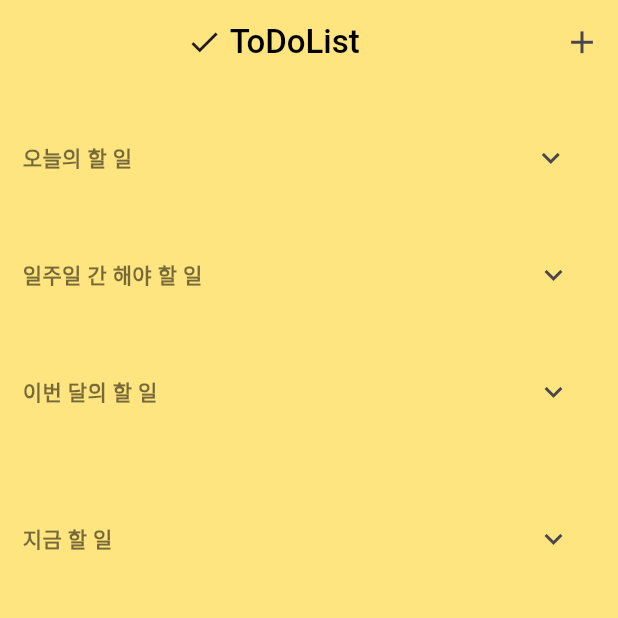
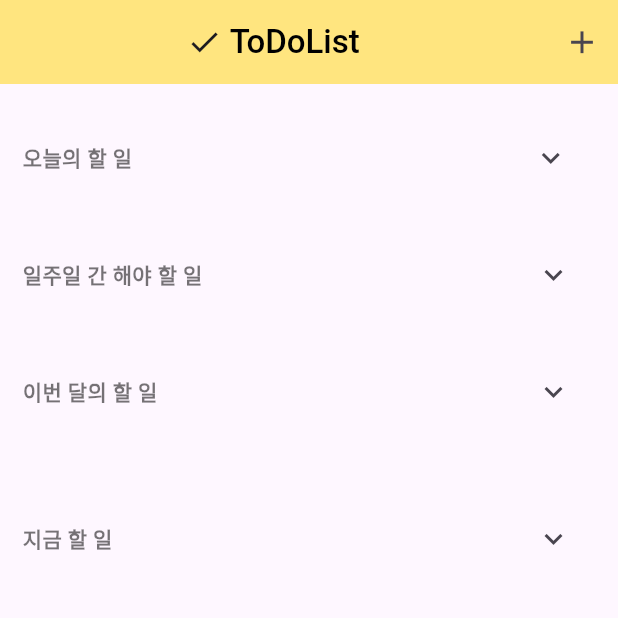
Before and after one commit to TEAM-ALOM/flutterToyProject_bareum, a Flutter app: the screen it shows after launch, on a phone screen of 412 x 824 dp, the top half of it. Run offline on Flutter 3.47's test engine with Material 3 defaults, Android fonts, the phone set to English and light mode, and no system bars.

Commit message:
test commit

```diff
--- a/lib/screens/HomeScreen.dart
+++ b/lib/screens/HomeScreen.dart
@@ -16,7 +16,7 @@ class HomeScreen extends StatelessWidget {
   @override
   Widget build(BuildContext context) {
     return Scaffold(
-      backgroundColor: Colors.amberAccent[100],
+      backgroundColor: Colors.amberAccent[10],
 
       appBar: AppBar(
 
```
